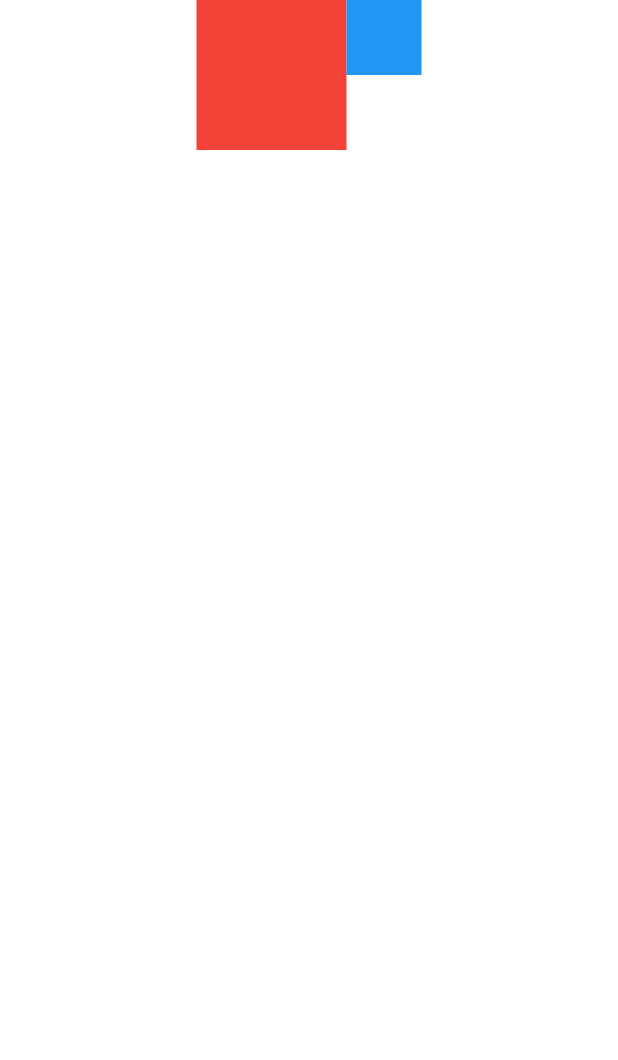
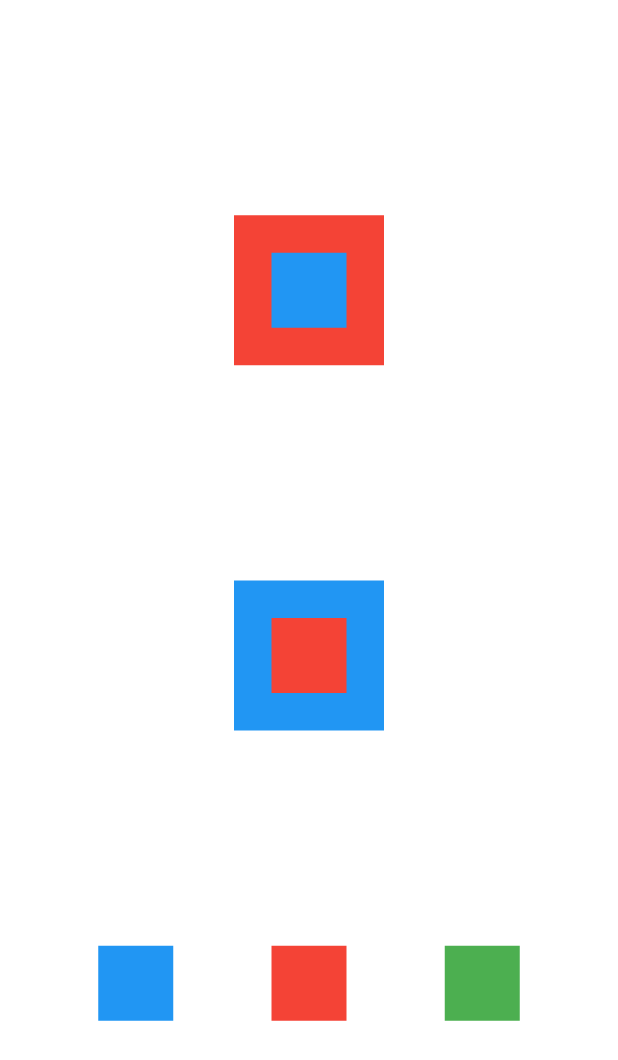
Before and after one commit to mvaraujo1977/flutter_first, a Flutter app: the screen it shows after launch, on a phone screen of 412 x 824 dp. Shown: the top 1060 px of the screen. Run offline on Flutter 3.47's test engine with Material 3 defaults, Android fonts, the phone set to English and light mode, and no system bars.

Commit message:
misturando Column, Stack, Row

```diff
--- a/lib/main.dart
+++ b/lib/main.dart
@@ -16,13 +16,36 @@ class MyApp extends StatelessWidget {
         colorScheme: ColorScheme.fromSeed(seedColor: Colors.deepPurple),
         useMaterial3: true,
       ),
-      home: Row(
-        mainAxisAlignment: MainAxisAlignment.center,
-        crossAxisAlignment: CrossAxisAlignment.start,
+      home: Column(
+        mainAxisAlignment: MainAxisAlignment.spaceEvenly,
+        crossAxisAlignment: CrossAxisAlignment.center,
         children: [
-          Container(height: 100, width: 100, color: Colors.red),
-          Container(height: 50, width: 50, color: Colors.blue),
-        ],
+          Stack(
+            alignment: AlignmentDirectional.center,
+            children: [
+              Container(height: 100, width: 100, color: Colors.red),
+              Container(height: 50, width: 50, color: Colors.blue),
+            ],
+          ),
+          Stack(
+            alignment: AlignmentDirectional.center,
+            children: [
+              Container(height: 100, width: 100, color: Colors.blue),
+              Container(height: 50, width: 50, color: Colors.red),
+            ],
+          ),
+          Row(
+            mainAxisAlignment: MainAxisAlignment.spaceEvenly,
+            crossAxisAlignment: CrossAxisAlignment.center,
+            children: [
+              Container(height: 50, width: 50, color: Colors.blue),
+              Container(height: 50, width: 50, color: Colors.red),
+              Container(height: 50, width: 50, color: Colors.green),
+            ],
+          )
+
+        ]
+
       )
     );
   }
```
